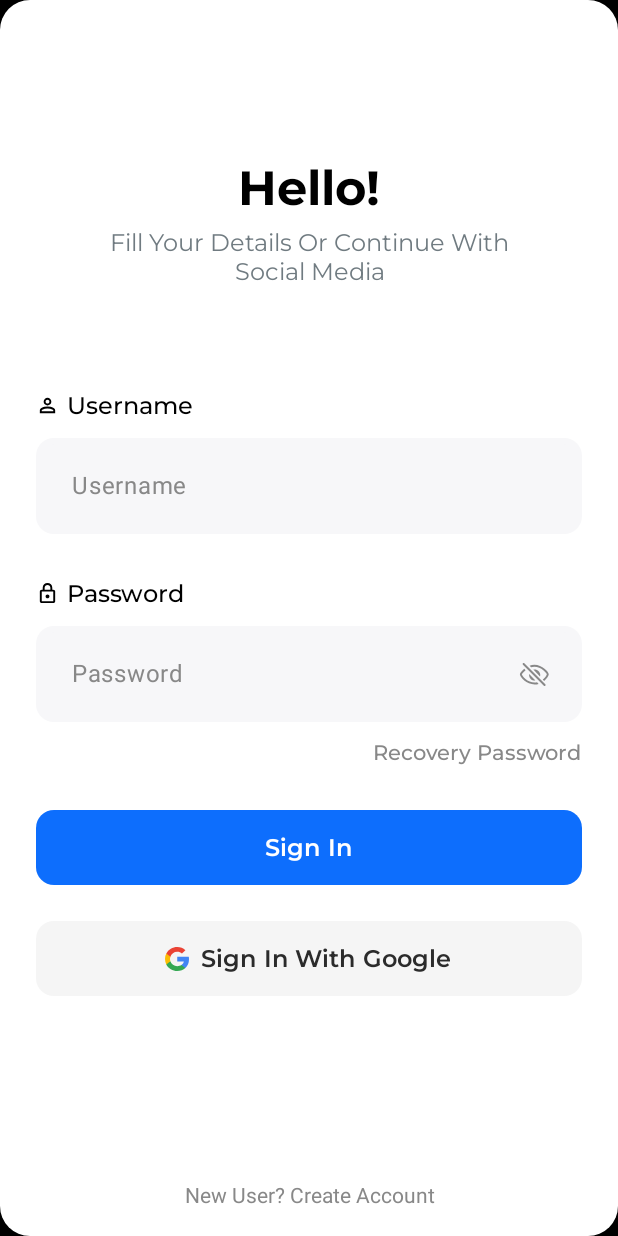
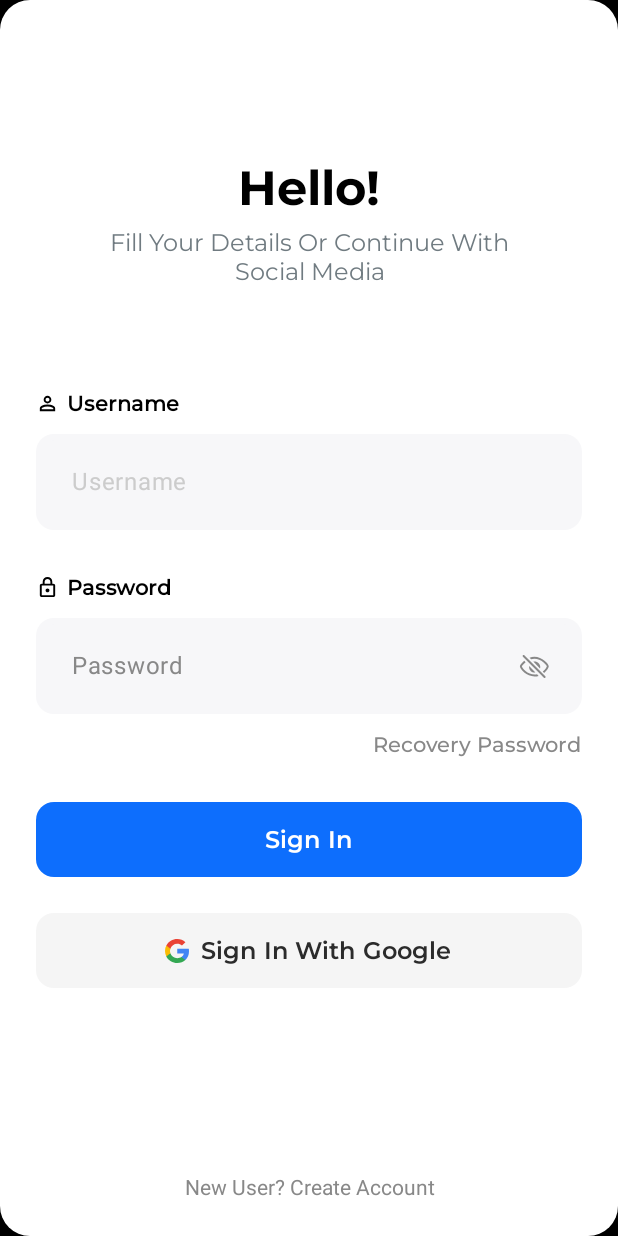
Before and after one commit to JavaBeans-Never-let-ChatGPT-name-things/CarRental_FE, an Android app built with Jetpack Compose: the screen it shows after launch (MainActivity), on a phone screen of 412 x 824 dp. Run offline under Robolectric (Android 15) with nearby library versions, the phone set to English and light mode, and no system bars; libraries missing offline, so code that uses them is left out: com.jakewharton.retrofit2; network calls fail; 2 statements that could not run were skipped.

Commit message:
change color of placeholder, textStyle, fontSize and fontWeight in InputLabel

```diff
--- a/app/src/main/java/com/example/carrental_fe/screen/component/AuthenComponent.kt
+++ b/app/src/main/java/com/example/carrental_fe/screen/component/AuthenComponent.kt
@@ -27,6 +27,7 @@ import androidx.compose.ui.Modifier
 import androidx.compose.ui.draw.clip
 import androidx.compose.ui.graphics.Color
 import androidx.compose.ui.res.painterResource
+import androidx.compose.ui.text.TextStyle
 import androidx.compose.ui.text.font.Font
 import androidx.compose.ui.text.font.FontFamily
 import androidx.compose.ui.text.font.FontWeight
@@ -46,8 +47,9 @@ fun InputField(value:String, placeHolder:String, onValueChange:(String) -> Unit,
             .fillMaxWidth()
             .background(Color(0xFFF7F7F9), shape = RoundedCornerShape(12.dp))
             .padding(horizontal = 8.dp, vertical = 4.dp),
-        placeholder = { Text(placeHolder, color = Color.Gray) },
+        placeholder = { Text(placeHolder, color = Color.LightGray) },
         singleLine = true,
+        textStyle = TextStyle(color = Color.Gray, fontSize = 16.sp),
         colors = TextFieldDefaults.colors(
             unfocusedContainerColor = Color(0xFFF7F7F9),
             focusedContainerColor = Color(0xFFF7F7F9),
@@ -170,9 +172,9 @@ fun InputLabel(text: String, @DrawableRes drawable: Int) {
         Text(
             fontFamily = FontFamily(Font(R.font.montserrat_medium)),
             text = text,
-            fontSize = 16.sp,
+            fontSize = 14.sp,
             color = Color.Black,
-            fontWeight = FontWeight.Medium
+            fontWeight = FontWeight.Bold
         )
     }
 }
```
Also changed, not shown: app/src/main/java/com/example/carrental_fe/screen/user/ScreenComponent.kt (+9 -3 lines).
